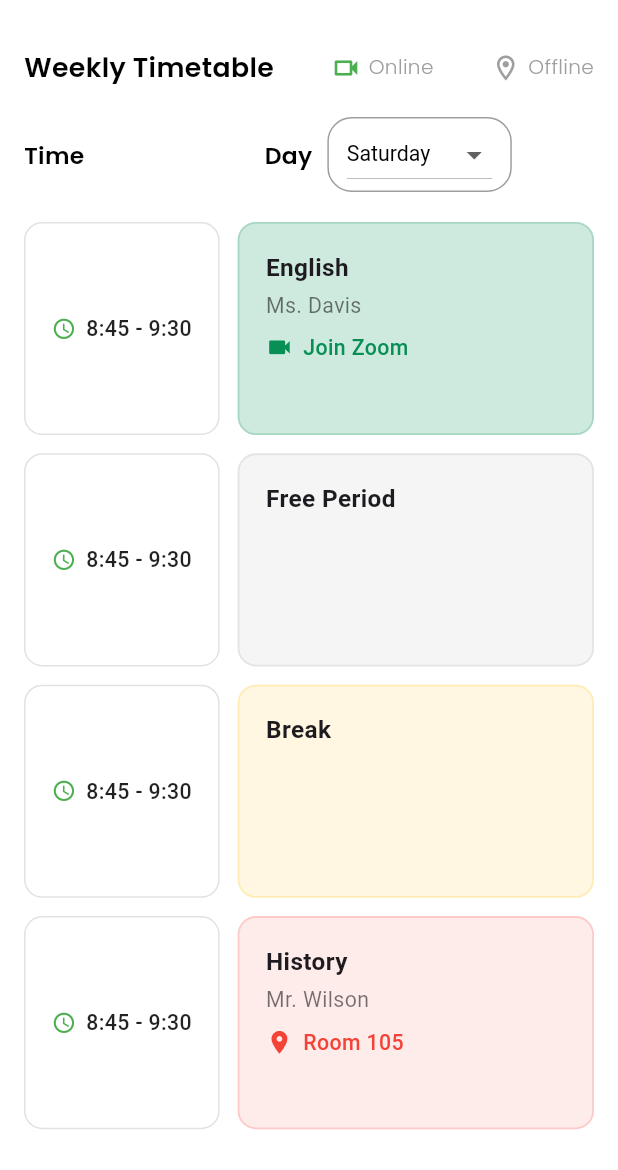
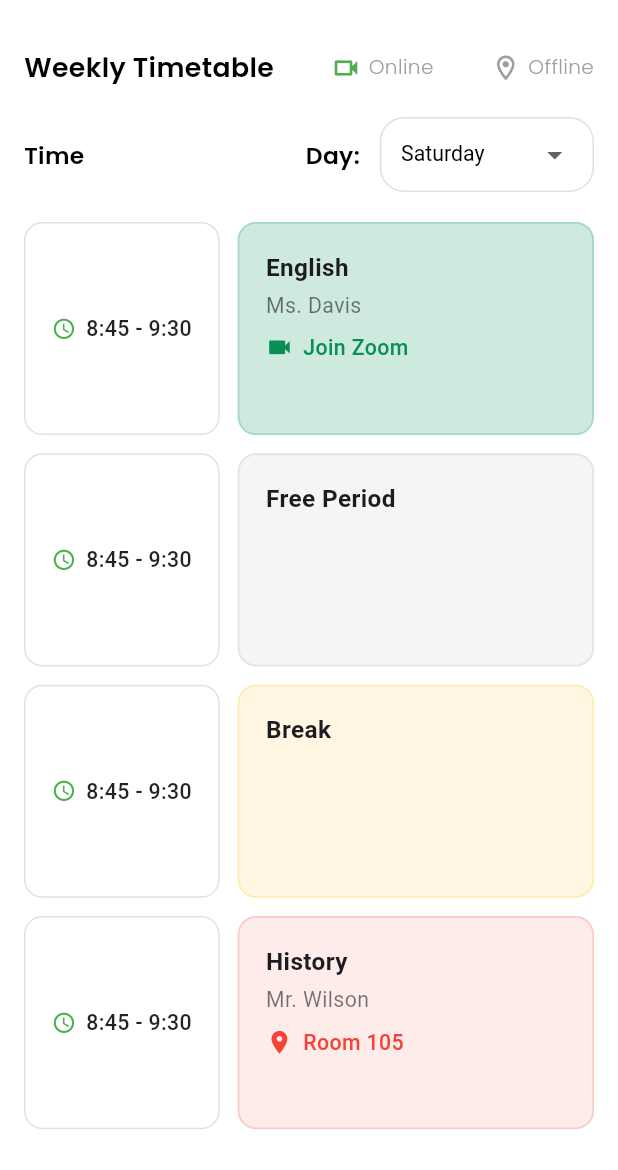
Before and after one commit to eusouf12/american_cyber_squard, a Flutter app: the StudentScheduleScreen screen opened by its route, on a phone screen of 412 x 824 dp, the part 66-1236 px from its top. Run offline on Flutter 3.47's test engine with Material 3 defaults, Android fonts, the phone set to English and light mode, and no system bars; our stand-ins replace cached_network_image, chewie, file_picker, fl_chart, flutter_screenutil, flutter_spinkit and 12 more; accounts and stored records are empty; project files that could hold a hidden picture were left out.

Commit message:
update  teacher schedule

```diff
--- a/lib/service/api_url.dart
+++ b/lib/service/api_url.dart
@@ -1,6 +1,6 @@
 class ApiUrl {
   static const String baseUrl =
-      "https://apparel-emission-monster-news.trycloudflare.com";
+      "https://tin-dictionary-libs-folder.trycloudflare.com";
   static const String imageUrl = baseUrl;
   static String socketUrl = baseUrl;
 
--- a/lib/view/screen/role_screen/student/view/student_profile/view/student_schedule_screen.dart
+++ b/lib/view/screen/role_screen/student/view/student_profile/view/student_schedule_screen.dart
@@ -50,43 +50,44 @@ class StudentScheduleScreen extends StatelessWidget {
             ),
             SizedBox(height: 20),
 
-            // Time and Day Row
             Row(
               children: [
                 CustomText(text: "Time", fontWeight: FontWeight.w600, fontSize: 14.sp),
-                SizedBox(width: 120),
-                CustomText(text: "Day", fontWeight: FontWeight.w600, fontSize: 14.sp),
-                SizedBox(width: 10),
+                const Spacer(),
+                CustomText(text: "Day:", fontWeight: FontWeight.w600, fontSize: 14.sp),
+                SizedBox(width: 12.w),
 
                 // Dropdown for Day selection with different colors
-                Container(
-                  padding: EdgeInsets.symmetric(horizontal: 12),
+                Obx(() => Container(
+                      width: 130.w,
+                      padding: EdgeInsets.symmetric(horizontal: 12.w),
                       decoration: BoxDecoration(
-                    border: Border.all(color: Colors.grey),
+                        border: Border.all(color: Colors.grey.shade300),
                         borderRadius: BorderRadius.circular(16.r),
                       ),
-                  child: Obx(() {
-                    return DropdownButton<String>(
+                      child: DropdownButtonHideUnderline(
+                        child: DropdownButton<String>(
                           value: dayController.selectedDay.value,
-                      icon: Icon(Icons.arrow_drop_down),
+                          isExpanded: true,
+                          icon: const Icon(Icons.arrow_drop_down),
                           style: TextStyle(fontSize: 14.sp, color: Colors.black),  // Text color for dropdown
                           onChanged: (String? newValue) {
-                        dayController.selectedDay.value = newValue!;
+                            if (newValue != null) dayController.selectedDay.value = newValue;
                           },
                           items: dayController.days.map<DropdownMenuItem<String>>((String value) {
                             return DropdownMenuItem<String>(
                               value: value,
                               child: Text(
                                 value,
-                            style: TextStyle(
+                                style: const TextStyle(
                                   color: Colors.black,
                                 ),
                               ),
                             );
                           }).toList(),
-                    );
-                  }),
                         ),
+                      ),
+                    )),
               ],
             ),
             SizedBox(height: 20),
```
Also changed, not shown: lib/view/screen/Login_role/login_controller.dart (+0 -13 lines), lib/view/screen/role_screen/teachers/teachers_profile/view/teacher_schedule_screen.dart (+12 -7 lines). Lines whose indentation alone changed are shown as unchanged.
